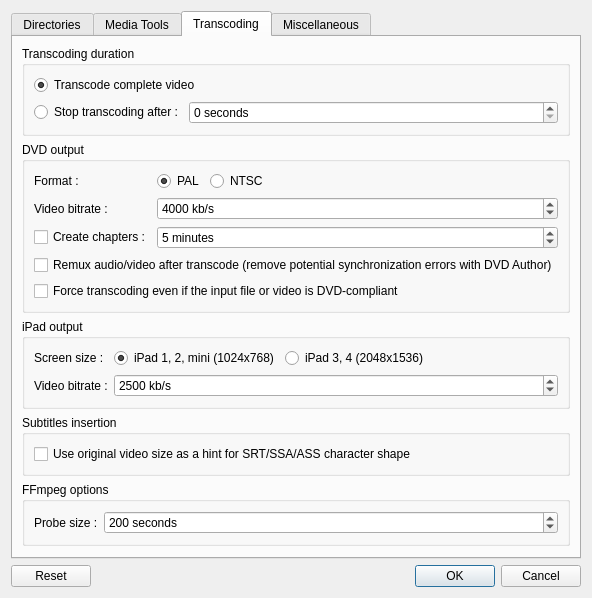
Above: src/QtlMovie/QtlMovieEditSettings.ui from qtlmovie/qtlmovie before the change. Below: the same form after it.
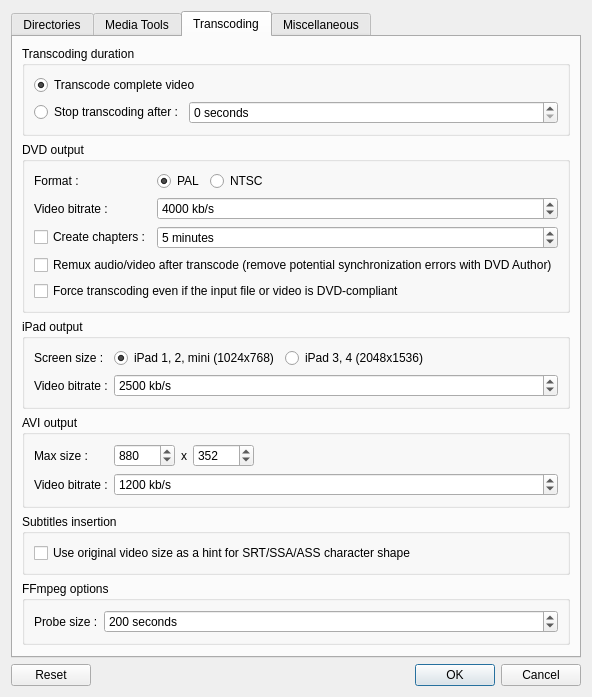
That is the form after the change. The open tabs and pages were chosen to show the change. Icons and pictures are not drawn. Custom widgets are drawn as their Qt base class.

Commit message: Added AVI output.

```diff
--- a/src/QtlMovie/QtlMovieEditSettings.ui
+++ b/src/QtlMovie/QtlMovieEditSettings.ui
@@ -7,7 +7,7 @@
     <x>0</x>
     <y>0</y>
     <width>567</width>
-    <height>542</height>
+    <height>621</height>
    </rect>
   </property>
   <property name="windowTitle">
@@ -578,6 +578,106 @@
          </layout>
         </widget>
        </item>
+       <item>
+        <widget class="QGroupBox" name="groupBoxAviOutput">
+         <property name="title">
+          <string>AVI output</string>
+         </property>
+         <layout class="QGridLayout" name="gridLayout_5">
+          <item row="0" column="1">
+           <widget class="QSpinBox" name="spinAviWidth">
+            <property name="suffix">
+             <string/>
+            </property>
+            <property name="minimum">
+             <number>100</number>
+            </property>
+            <property name="maximum">
+             <number>10000</number>
+            </property>
+            <property name="value">
+             <number>880</number>
+            </property>
+           </widget>
+          </item>
+          <item row="0" column="2">
+           <widget class="QLabel" name="labelAviSizeMiddle">
+            <property name="text">
+             <string>x</string>
+            </property>
+           </widget>
+          </item>
+          <item row="0" column="3">
+           <widget class="QSpinBox" name="spinAviHeight">
+            <property name="suffix">
+             <string/>
+            </property>
+            <property name="minimum">
+             <number>100</number>
+            </property>
+            <property name="maximum">
+             <number>10000</number>
+            </property>
+            <property name="value">
+             <number>352</number>
+            </property>
+           </widget>
+          </item>
+          <item row="1" column="0">
+           <widget class="QLabel" name="labelAviBitrate">
+            <property name="text">
+             <string>Video bitrate :</string>
+            </property>
+           </widget>
+          </item>
+          <item row="0" column="0">
+           <widget class="QLabel" name="labelAviMaxSize">
+            <property name="text">
+             <string>Max size :</string>
+            </property>
+           </widget>
+          </item>
+          <item row="0" column="4">
+           <spacer name="spacerAviSize">
+            <property name="orientation">
+             <enum>Qt::Horizontal</enum>
+            </property>
+            <property name="sizeHint" stdset="0">
+             <size>
+              <width>40</width>
+              <height>20</height>
+             </size>
+            </property>
+           </spacer>
+          </item>
+          <item row="1" column="1" colspan="4">
+           <widget class="QSpinBox" name="spinAviBitrate">
+            <property name="sizePolicy">
+             <sizepolicy hsizetype="MinimumExpanding" vsizetype="Fixed">
+              <horstretch>0</horstretch>
+              <verstretch>0</verstretch>
+             </sizepolicy>
+            </property>
+            <property name="suffix">
+             <string> kb/s</string>
+            </property>
+            <property name="minimum">
+             <number>300</number>
+            </property>
+            <property name="maximum">
+             <number>10000</number>
+            </property>
+            <property name="singleStep">
+             <number>100</number>
+            </property>
+            <property name="value">
+             <number>1200</number>
+            </property>
+           </widget>
+          </item>
+         </layout>
+        </widget>
+       </item>
        <item>
         <widget class="QGroupBox" name="groupBoxSubtitles">
          <property name="title">
```
Left out of the diff: 2 changed lines with no effect on the pictures. The commit also changes 14 other files.
